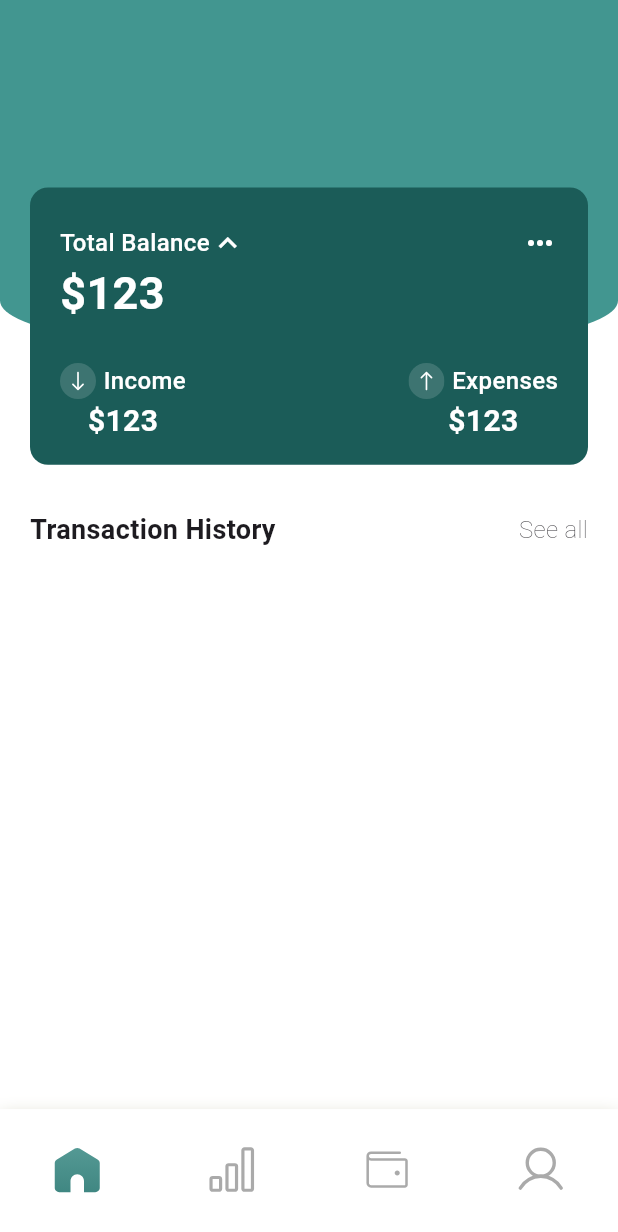
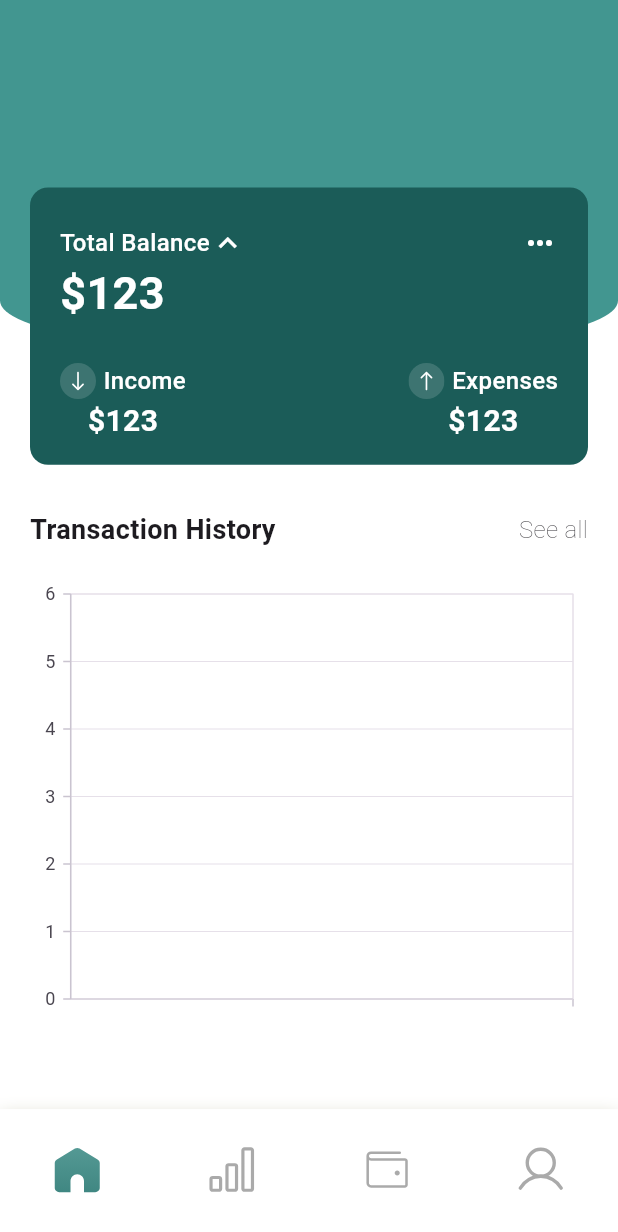
Before and after one commit to Aakanksha507/Income-Expenses-Tracker-App, a Flutter app: the screen it shows after launch, after a tap on "Get Started", on a phone screen of 412 x 824 dp. Shown: the top 1232 px of the screen. Run offline on Flutter 3.47's test engine with Material 3 defaults, Android fonts, the phone set to English and light mode, and no system bars; our stand-ins replace firebase_core, flutter_riverpod, flutter_screenutil, flutter_svg, go_router, shared_preferences and 1 more; accounts and stored records are empty.

Commit message:
Working on syncfusion chart

```diff
--- a/lib/features/auth/presentation/pages/homepage/homepage.dart
+++ b/lib/features/auth/presentation/pages/homepage/homepage.dart
@@ -3,6 +3,21 @@ import 'package:incomeexpensestracker/features/auth/presentation/widget/appbarhe
 import 'package:incomeexpensestracker/features/auth/presentation/widget/creditcard_widget.dart';
 import 'package:incomeexpensestracker/features/auth/presentation/widget/custom_navigation_bar.dart';
 import 'package:incomeexpensestracker/features/auth/presentation/widget/text_widget.dart';
+import 'package:syncfusion_flutter_charts/charts.dart';
+
+class ChartData {
+  ChartData(this.x, this.y);
+  final String x;
+  final double y;
+}
+
+List<ChartData> _chartData = [
+  ChartData('Jan', 35),
+  ChartData('Feb', 28),
+  ChartData('Mar', 34),
+  ChartData('Apr', 32),
+  ChartData('May', 40),
+];
 
 class Homepage extends StatelessWidget {
   const Homepage({super.key});
@@ -10,6 +25,7 @@ class Homepage extends StatelessWidget {
   @override
   Widget build(BuildContext context) {
     final theme = Theme.of(context);
+
     return Scaffold(
       backgroundColor: theme.scaffoldBackgroundColor,
       body: Stack(
@@ -21,17 +37,29 @@ class Homepage extends StatelessWidget {
           ),
           Padding(
             padding: const EdgeInsets.only(right: 20.0, left: 20, top: 340),
-            child: Row(
+            child: Column(
+              children: [
+                Row(
                   mainAxisAlignment: MainAxisAlignment.spaceBetween,
                   children: [
                     TextWidget(
                       text: 'Transaction History',
-                  style: TextStyle(fontSize: 18, fontWeight: FontWeight.bold),
+                      style: TextStyle(
+                        fontSize: 18,
+                        fontWeight: FontWeight.bold,
+                      ),
                     ),
                     TextWidget(
                       text: 'See all',
-                  style: TextStyle(fontSize: 16, fontWeight: FontWeight.w100),
+                      style: TextStyle(
+                        fontSize: 16,
+                        fontWeight: FontWeight.w100,
                       ),
+                    ),
+                  ],
+                ),
+                SizedBox(height: 20),
+                SfCartesianChart(primaryXAxis: CategoryAxis()),
               ],
             ),
           ),
--- a/lib/main.dart
+++ b/lib/main.dart
@@ -1,3 +1,4 @@
+import 'package:firebase_core/firebase_core.dart';
 import 'package:flutter/material.dart';
 import 'package:flutter_riverpod/flutter_riverpod.dart';
 import 'package:flutter_screenutil/flutter_screenutil.dart';
@@ -5,7 +6,9 @@ import 'package:incomeexpensestracker/config/route/route.dart';
 import 'package:incomeexpensestracker/config/theme/theme.dart';
 import 'package:incomeexpensestracker/config/theme/theme_provider.dart';
 
-void main() {
+void main() async {
+  WidgetsFlutterBinding.ensureInitialized();
+  await Firebase.initializeApp();
   runApp(
     ScreenUtilInit(
       designSize: Size(414, 896),
--- a/pubspec.yaml
+++ b/pubspec.yaml
@@ -41,6 +41,9 @@ dependencies:
   riverpod_annotation: ^2.6.1
   flutter_svg: ^2.2.1
   syncfusion_flutter_charts: ^31.1.23
+  firebase_core: ^4.0.0
+  firebase_auth: ^6.0.1
+  google_sign_in: ^6.1.4
 
 dev_dependencies:
   flutter_test:
```
Also changed, not shown: pubspec.lock, 3 other files. Lines whose indentation alone changed are shown as unchanged.
